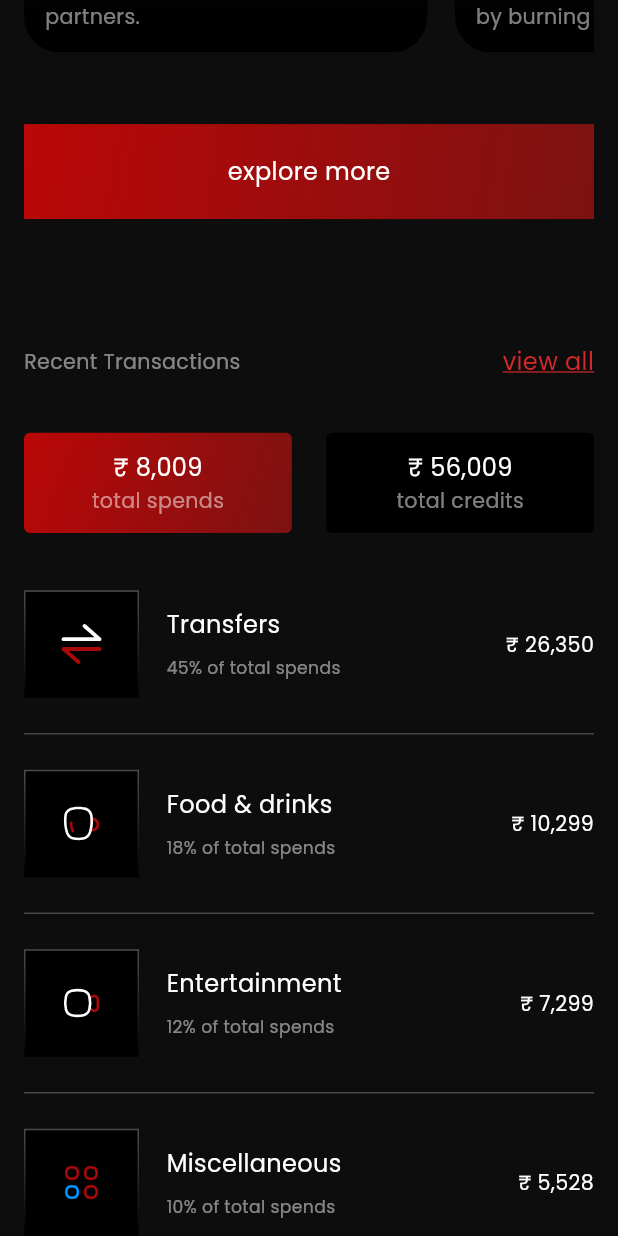
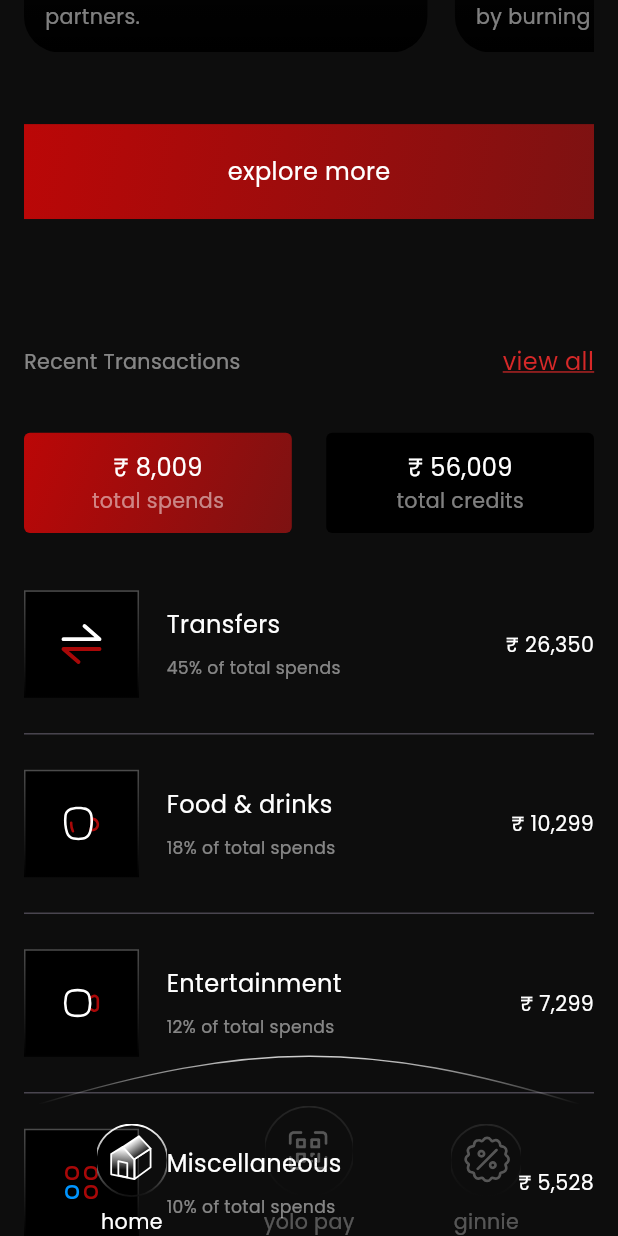
Before and after one commit to divyadave1205/finch, a Flutter app: the HomeScreen screen opened directly, scrolled down 1728 dp, on a phone screen of 412 x 824 dp. Run offline on Flutter 3.47's test engine with Material 3 defaults, Android fonts, the phone set to English and light mode, and no system bars; our stand-ins replace flutter_bloc, flutter_screenutil, flutter_svg, gradient_borders, supabase_flutter; accounts and stored records are empty.

Commit message:
Update home_screen.dart

```diff
--- a/lib/src/home/view/home_screen.dart
+++ b/lib/src/home/view/home_screen.dart
@@ -56,7 +56,9 @@ class _HomeScreenState extends State<HomeScreen> {
     return Scaffold(
       backgroundColor: AppColors.background,
       body: SafeArea(
-        child: SingleChildScrollView(
+        child: Stack(
+          children: [
+            SingleChildScrollView(
               child: Padding(
                 padding: const EdgeInsets.all(16),
                 child: Column(
@@ -250,7 +252,14 @@ class _HomeScreenState extends State<HomeScreen> {
                       },
                       itemCount: transactions.length,
                     ),
-                SizedBox(height: 30.h),
+                    SizedBox(height: 40.h),
+                  ],
+                ),
+              ),
+            ),
+            Column(
+              mainAxisAlignment: MainAxisAlignment.end,
+              children: [
                 SvgPicture.asset(
                   'assets/images/svg/path.svg',
                   fit: BoxFit.cover,
@@ -326,10 +335,10 @@ class _HomeScreenState extends State<HomeScreen> {
                       ],
                     ),
                   ],
+                ),
+              ],
             )
           ],
-            ),
-          ),
         ),
       ),
     );
```
Lines whose indentation alone changed are shown as unchanged.
